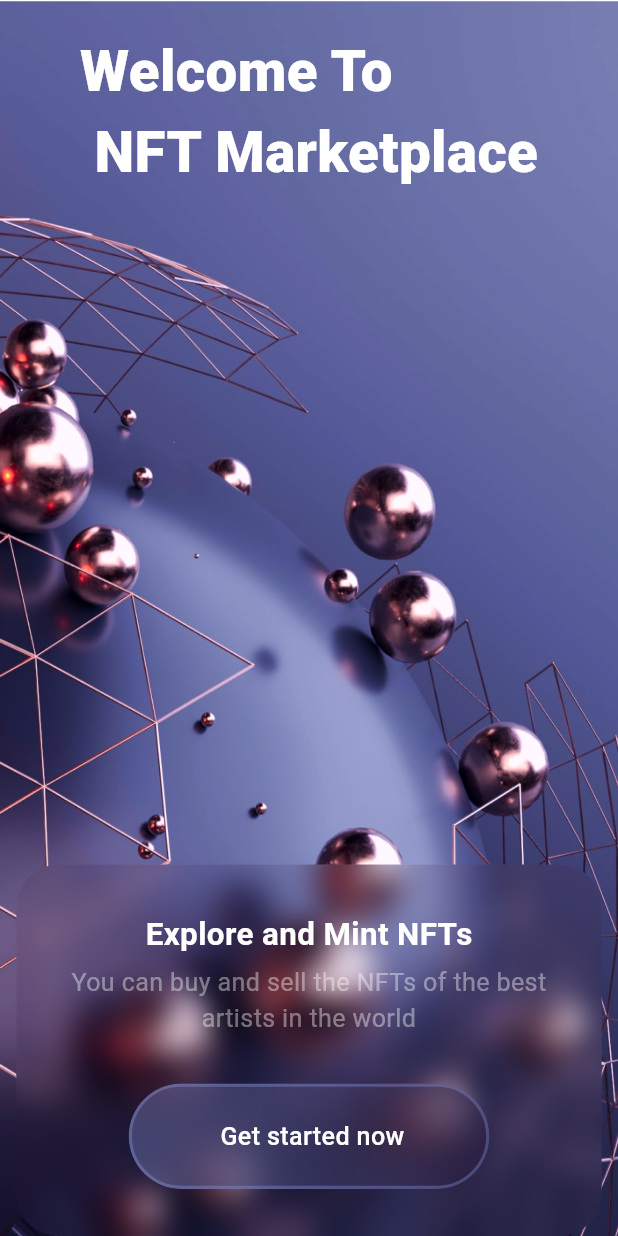
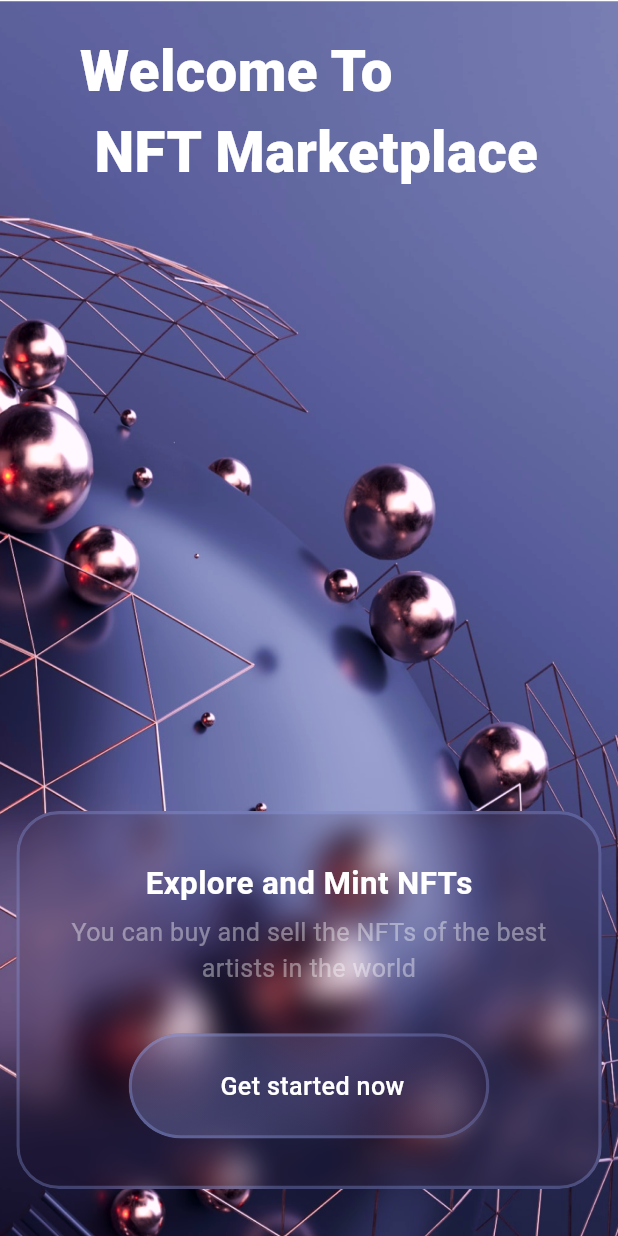
Before and after one commit to SyedAbdalAhmedShah/nft, a Flutter app: the screen it shows after launch, on a phone screen of 412 x 824 dp. Run offline on Flutter 3.47's test engine with Material 3 defaults, Android fonts, the light colour scheme and no system bars; our stand-ins replace flutter_screenutil, gap.

Commit message:
splash screen update and bottom nav bar screen maake

```diff
--- /dev/null
+++ b/lib/views/bottom_nav_bar.dart
@@ -0,0 +1,10 @@
+import 'package:flutter/material.dart';
+
+class BottomNavBarScreen extends StatelessWidget {
+  const BottomNavBarScreen({super.key});
+
+  @override
+  Widget build(BuildContext context) {
+    return Scaffold();
+  }
+}
--- a/lib/views/splash.dart
+++ b/lib/views/splash.dart
@@ -4,7 +4,6 @@ import 'package:flutter/material.dart';
 import 'package:flutter_screenutil/flutter_screenutil.dart';
 import 'package:gap/gap.dart';
 import 'package:nft/constants/app_assets.dart';
-import 'package:nft/constants/app_colors.dart';
 import 'package:nft/constants/app_strings.dart';
 
 class SplashPage extends StatelessWidget {
@@ -12,6 +11,16 @@ class SplashPage extends StatelessWidget {
 
   @override
   Widget build(BuildContext context) {
+    final gradiantColor = LinearGradient(
+        begin: Alignment.centerLeft,
+        end: Alignment.centerRight,
+        colors: [
+          Theme.of(context).colorScheme.secondary.withOpacity(0.3),
+          Theme.of(context).colorScheme.primary.withOpacity(0.4)
+        ]);
+    final gradiantBorder = Border.all(
+        color: Theme.of(context).colorScheme.secondary.withOpacity(0.3),
+        width: 2.w);
     return DecoratedBox(
       decoration: const BoxDecoration(
           image: DecorationImage(
@@ -40,6 +49,7 @@ class SplashPage extends StatelessWidget {
                       width: double.infinity,
                       padding: EdgeInsets.all(30.r),
                       decoration: BoxDecoration(
+                          border: gradiantBorder,
                           color: Theme.of(context)
                               .colorScheme
                               .primary
@@ -61,34 +71,19 @@ class SplashPage extends StatelessWidget {
                                 color: Colors.white.withOpacity(0.4)),
                           ),
                           Gap(30.h),
-                          ClipRRect(
+                          GestureDetector(
+                            child: ClipRRect(
                               borderRadius: BorderRadius.circular(34.r),
                               child: BackdropFilter(
-                              filter: ImageFilter.blur(sigmaX: 10, sigmaY: 10),
+                                filter:
+                                    ImageFilter.blur(sigmaX: 10, sigmaY: 10),
                                 child: Container(
                                   padding: EdgeInsets.symmetric(
                                       horizontal: 50.w, vertical: 20.h),
                                   decoration: BoxDecoration(
                                     borderRadius: BorderRadius.circular(34.r),
-                                  gradient: LinearGradient(
-                                      begin: Alignment.centerLeft,
-                                      end: Alignment.centerRight,
-                                      colors: [
-                                        Theme.of(context)
-                                            .colorScheme
-                                            .secondary
-                                            .withOpacity(0.3),
-                                        Theme.of(context)
-                                            .colorScheme
-                                            .primary
-                                            .withOpacity(0.4  )
-                                      ]),
-                                  border: Border.all(
-                                      color: Theme.of(context)
-                                          .colorScheme
-                                          .secondary
-                                          .withOpacity(0.3),
-                                      width: 2.w),
+                                    gradient: gradiantColor,
+                                    border: gradiantBorder,
                                   ),
                                   child: Text(
                                     AppStrings.GET_STARTED,
@@ -99,12 +94,14 @@ class SplashPage extends StatelessWidget {
                                   ),
                                 ),
                               ),
+                            ),
                           )
                         ],
                       ),
                     ),
                   ),
                 ),
+                Gap(30.h)
               ],
             ),
           ),
```
Lines whose indentation alone changed are shown as unchanged.
